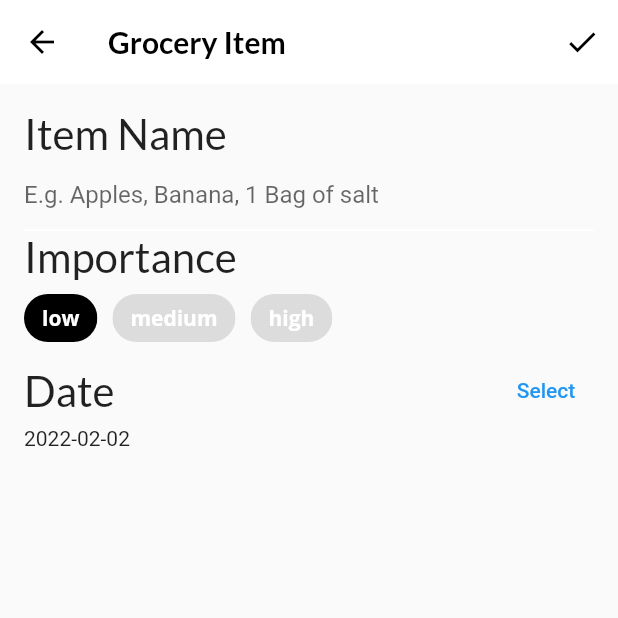
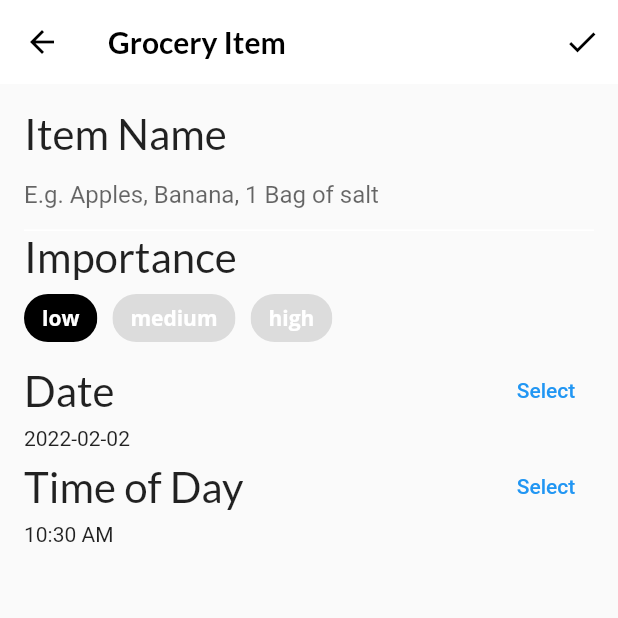
Before and after one commit to tommycp-flutter-apprentice/06-interactive-widgets, a Flutter app: the screen it shows after launch, item 3 of the bottom bar chosen, after a tap on the "add" icon, on a phone screen of 412 x 824 dp, the top half of it. Run offline on Flutter 3.47's test engine with Material 2 defaults, Android fonts, the phone set to English and light mode, and no system bars; our stand-ins replace flutter_colorpicker, google_fonts; project files that could hold a hidden picture were left out.

Commit message:
6.9 Creating the screen to add grocery items: Building the time widget

```diff
--- a/fooderlich/lib/screens/grocery_item_screen.dart
+++ b/fooderlich/lib/screens/grocery_item_screen.dart
@@ -110,7 +110,7 @@ class _GroceryItemScreenState extends State<GroceryItemScreen> {
             buildNameField(),
             buildImportanceField(),
             buildDateField(context),
-            // TODO 16: Add time picker
+            buildTimeField(context),
             // TODO 17: Add color picker
             // TODO 18: Add slider
             // TODO 19: Add Grocery Tile
@@ -263,7 +263,42 @@ class _GroceryItemScreenState extends State<GroceryItemScreen> {
     );
   }
 
-  // TODO: Add buildTimeField()
+  Widget buildTimeField(BuildContext context) {
+    return Column(
+      crossAxisAlignment: CrossAxisAlignment.start,
+      children: [
+        Row(
+          mainAxisAlignment: MainAxisAlignment.spaceBetween,
+          children: [
+            Text(
+              'Time of Day',
+              style: GoogleFonts.lato(fontSize: 28.0),
+            ),
+            TextButton(
+              child: const Text('Select'),
+              onPressed: () async {
+                // Shows the time picker when the user taps the Select button.
+                final timeOfDay = await showTimePicker(
+                  // Sets the initial time displayed in the
+                  // time picker to the current time.
+                  initialTime: TimeOfDay.now(),
+                  context: context,
+                );
+
+                // Once the user selects the time widget, it updates _timeOfDay.
+                setState(() {
+                  if (timeOfDay != null) {
+                    _timeOfDay = timeOfDay;
+                  }
+                });
+              },
+            ),
+          ],
+        ),
+        Text('${_timeOfDay.format(context)}'),
+      ],
+    );
+  }
 
   // TODO: Add buildColorPicker()
 
```
